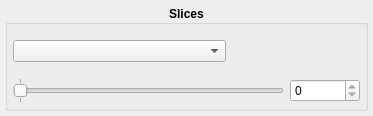
First picture: the form in kmap/ui/dataslider.ui, repository brands-d/kMap, before the edit.
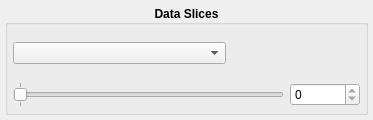
Second picture: the form after the edit.

Commit message: Renamned Slider -> Data Slider; Other Options -> Orbital Options (in GUI only!

The edit to the form file:
```diff
--- a/kmap/ui/dataslider.ui
+++ b/kmap/ui/dataslider.ui
@@ -7,7 +7,7 @@
     <x>0</x>
     <y>0</y>
     <width>373</width>
-    <height>116</height>
+    <height>120</height>
    </rect>
   </property>
   <property name="windowTitle">
@@ -35,7 +35,7 @@
       </font>
      </property>
      <property name="title">
-      <string>Slices</string>
+      <string>Data Slices</string>
      </property>
      <property name="alignment">
       <set>Qt::AlignCenter</set>
```
The commit also changes 1 other file.
